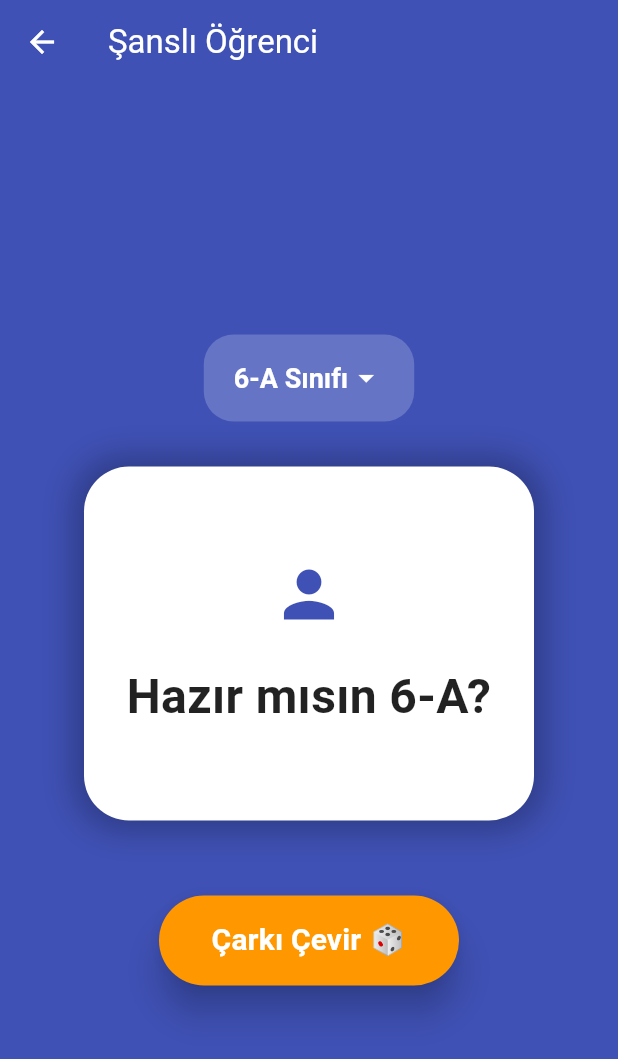
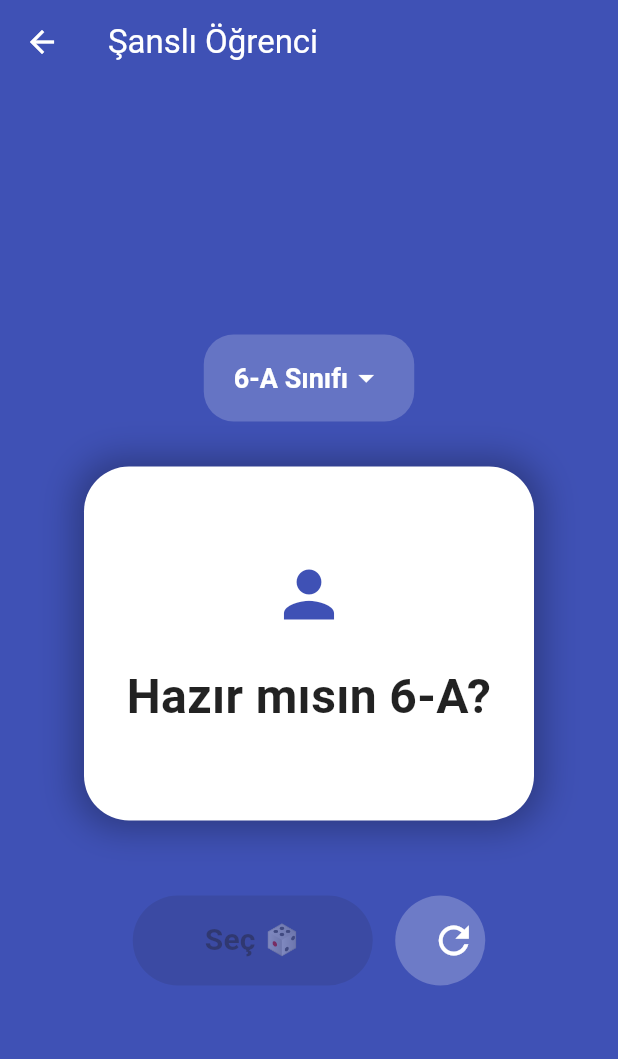
Before and after one commit to semreerol/Akilli-Tebesir, a Flutter app: the SansliOgrenciSayfasi screen opened directly with empty values, on a phone screen of 412 x 824 dp. Shown: the top 1059 px of the screen. Run offline on Flutter 3.47's test engine with Material 3 defaults, Android fonts, the phone set to English and light mode, and no system bars; our stand-ins replace cloud_firestore, firebase_auth, firebase_core, fl_chart, google_sign_in, hive and 1 more; accounts and stored records are empty.

Commit message:
Sanslı ogrenci updated.

```diff
--- a/lib/screens/home/sansli_ogrenci_sayfasi.dart
+++ b/lib/screens/home/sansli_ogrenci_sayfasi.dart
@@ -13,9 +13,15 @@ class SansliOgrenciSayfasi extends StatefulWidget {
 }
 
 class _SansliOgrenciSayfasiState extends State<SansliOgrenciSayfasi> {
+  // Veri Listeleri
   List<String> siniflar = [];
   String? secilenSinif;
 
+  // Kura Mantığı İçin Listeler
+  List<String> tumSinifListesi = []; // Sınıfın tamamı (Yedek)
+  List<String> kalanOgrenciler = []; // Henüz seçilmeyenler (Havuz)
+
+  // Ekran Durumu
   String ekrandakiIsim = "Sınıf Seçiniz";
   bool isSearching = false;
   Timer? _timer;
@@ -26,16 +32,34 @@ class _SansliOgrenciSayfasiState extends State<SansliOgrenciSayfasi> {
     _siniflariYukle();
   }
 
-  // Sınıfları veritabanından çek
   Future<void> _siniflariYukle() async {
     var gelenler = await widget.service.siniflariGetir();
     setState(() {
       siniflar = gelenler;
       if (siniflar.isNotEmpty) {
         secilenSinif = siniflar.first;
-        ekrandakiIsim = "Hazır mısın $secilenSinif?";
+        _ogrencileriHazirla(secilenSinif!);
       }
     });
+  }
+
+  // Sınıf değişince listeleri sıfırla ve doldur
+  void _ogrencileriHazirla(String sinif) async {
+    setState(() {
+      ekrandakiIsim = "Yükleniyor...";
+      tumSinifListesi = [];
+      kalanOgrenciler = [];
+    });
+
+    List<String> gelenListe = await widget.service.ogrencileriSinifaGoreGetir(sinif);
+
+    if (mounted) {
+      setState(() {
+        tumSinifListesi = List.from(gelenListe); // Ana kopyayı sakla
+        kalanOgrenciler = List.from(gelenListe); // Havuzu doldur
+        ekrandakiIsim = "Hazır mısın $sinif?";
+      });
+    }
   }
 
   @override
@@ -44,16 +68,24 @@ class _SansliOgrenciSayfasiState extends State<SansliOgrenciSayfasi> {
     super.dispose();
   }
 
+  void _listeyiSifirla() {
+    setState(() {
+      kalanOgrenciler = List.from(tumSinifListesi); // Havuzu tekrar fulle
+      ekrandakiIsim = "Liste Sıfırlandı! 🔄";
+    });
+
+    ScaffoldMessenger.of(context).showSnackBar(
+      const SnackBar(content: Text("Tüm sınıf tekrar listeye eklendi!"), duration: Duration(seconds: 1)),
+    );
+  }
+
   void _sansliKisiyiSec() async {
-    if (secilenSinif == null) return;
-
-    // Veritabanından öğrencileri çek (BEKLEME NOKTASI)
-    List<String> sinifListesi = await widget.service.ogrencileriSinifaGoreGetir(secilenSinif!);
-
-    if (sinifListesi.isEmpty) {
+    if (secilenSinif == null || kalanOgrenciler.isEmpty) {
+      if (kalanOgrenciler.isEmpty && tumSinifListesi.isNotEmpty) {
          ScaffoldMessenger.of(context).showSnackBar(
-        SnackBar(content: Text("$secilenSinif sınıfında hiç öğrenci yok!")),
+          const SnackBar(content: Text("Herkes seçildi! Listeyi sıfırlayın.")),
         );
+      }
       return;
     }
 
@@ -63,27 +95,40 @@ class _SansliOgrenciSayfasiState extends State<SansliOgrenciSayfasi> {
 
     int turSayisi = 0;
 
+    // Animasyon (Görsel efekt için tüm sınıftan rastgele isimler göster)
     _timer = Timer.periodic(const Duration(milliseconds: 100), (timer) {
       setState(() {
-        int randomIndex = Random().nextInt(sinifListesi.length);
-        String hamIsim = sinifListesi[randomIndex];
-        // İsmi temizle: "Ahmet (6-A)" -> "Ahmet"
+        // Efekt sırasında listedeki herhangi biri görünebilir (heyecan için)
+        int randomIndex = Random().nextInt(tumSinifListesi.length);
+        String hamIsim = tumSinifListesi[randomIndex];
         ekrandakiIsim = hamIsim.split("(")[0].trim();
       });
 
       turSayisi++;
 
-      if (turSayisi >= 30) {
+      // Animasyon bitince GERÇEK kazananı belirle
+      if (turSayisi >= 20) {
         timer.cancel();
+
+        // --- KRİTİK NOKTA: Kalanlar arasından seç ---
+        int winnerIndex = Random().nextInt(kalanOgrenciler.length);
+        String kazananHam = kalanOgrenciler[winnerIndex];
+        String kazananTemiz = kazananHam.split("(")[0].trim();
+
         setState(() {
+          ekrandakiIsim = kazananTemiz;
           isSearching = false;
+
+          // Seçilen kişiyi havuzdan çıkar (Bir daha seçilmesin)
+          kalanOgrenciler.removeAt(winnerIndex);
         });
-        _kazananiKutla();
+
+        _kazananiKutla(kazananTemiz);
       }
     });
   }
 
-  void _kazananiKutla() {
+  void _kazananiKutla(String isim) {
     showDialog(
       context: context,
       barrierDismissible: false,
@@ -97,11 +142,16 @@ class _SansliOgrenciSayfasiState extends State<SansliOgrenciSayfasi> {
               const Icon(Icons.emoji_events, size: 60, color: Colors.orange),
               const SizedBox(height: 10),
               Text(
-                ekrandakiIsim,
+                isim,
                 textAlign: TextAlign.center,
                 style: const TextStyle(fontSize: 32, fontWeight: FontWeight.bold, color: Colors.indigo),
               ),
-              Text("($secilenSinif)", style: const TextStyle(color: Colors.grey)),
+              const SizedBox(height: 10),
+              // Kalan öğrenci bilgisini göster
+              Text(
+                "Sırada bekleyen: ${kalanOgrenciler.length} kişi kaldı",
+                style: const TextStyle(color: Colors.grey, fontSize: 12),
+              ),
             ],
           ),
           actions: [
@@ -152,10 +202,10 @@ class _SansliOgrenciSayfasiState extends State<SansliOgrenciSayfasi> {
                     );
                   }).toList(),
                   onChanged: (String? newValue) {
-                    setState(() {
-                      secilenSinif = newValue;
-                      ekrandakiIsim = "Hazır mısın $newValue?";
-                    });
+                    if(newValue != null) {
+                       setState(() => secilenSinif = newValue);
+                       _ogrencileriHazirla(newValue);
+                    }
                   },
                 ),
               ),
@@ -164,8 +214,11 @@ class _SansliOgrenciSayfasiState extends State<SansliOgrenciSayfasi> {
             const SizedBox(height: 30),
 
             // İsim Kartı
+            Stack(
+              alignment: Alignment.center,
+              children: [
                 Container(
-              width: 300, // Sabit genişlik
+                  width: 300,
                   padding: const EdgeInsets.symmetric(horizontal: 20, vertical: 60),
                   decoration: BoxDecoration(
                     color: Colors.white,
@@ -191,13 +244,40 @@ class _SansliOgrenciSayfasiState extends State<SansliOgrenciSayfasi> {
                   ),
                 ),
 
+                // Kalan Kişi Sayısı Rozeti (Sağ üst köşe)
+                if(tumSinifListesi.isNotEmpty)
+                Positioned(
+                  top: 10,
+                  right: 10,
+                  child: Container(
+                    padding: const EdgeInsets.symmetric(horizontal: 10, vertical: 5),
+                    decoration: BoxDecoration(
+                      color: kalanOgrenciler.isEmpty ? Colors.red : Colors.green,
+                      borderRadius: BorderRadius.circular(15)
+                    ),
+                    child: Text(
+                      "${kalanOgrenciler.length} / ${tumSinifListesi.length}",
+                      style: const TextStyle(color: Colors.white, fontWeight: FontWeight.bold, fontSize: 12),
+                    ),
+                  ),
+                )
+              ],
+            ),
+
             const SizedBox(height: 50),
 
+            // BUTONLAR (YAN YANA)
+            Row(
+              mainAxisAlignment: MainAxisAlignment.center,
+              children: [
+                // Çevirme Butonu
                 SizedBox(
-              width: 200,
+                  width: 160,
                   height: 60,
                   child: ElevatedButton(
-                onPressed: (isSearching || secilenSinif == null) ? null : _sansliKisiyiSec,
+                    onPressed: (isSearching || secilenSinif == null || kalanOgrenciler.isEmpty)
+                      ? null
+                      : _sansliKisiyiSec,
                     style: ElevatedButton.styleFrom(
                       backgroundColor: Colors.orange,
                       foregroundColor: Colors.white,
@@ -205,9 +285,40 @@ class _SansliOgrenciSayfasiState extends State<SansliOgrenciSayfasi> {
                       elevation: 10,
                     ),
                     child: Text(
-                  isSearching ? "Seçiliyor..." : "Çarkı Çevir 🎲",
+                      isSearching ? "..." : "Seç 🎲",
                       style: const TextStyle(fontSize: 20, fontWeight: FontWeight.bold),
                     ),
+                  ),
+                ),
+
+                const SizedBox(width: 15),
+
+                // Sıfırlama Butonu (Küçük Yuvarlak)
+                SizedBox(
+                  width: 60,
+                  height: 60,
+                  child: ElevatedButton(
+                    onPressed: (isSearching || secilenSinif == null) ? null : _listeyiSifirla,
+                    style: ElevatedButton.styleFrom(
+                      backgroundColor: Colors.white24,
+                      foregroundColor: Colors.white,
+                      shape: const CircleBorder(),
+                      elevation: 0,
+                    ),
+                    child: const Icon(Icons.refresh, size: 30),
+                  ),
+                ),
+              ],
+            ),
+
+            // Eğer liste bittiyse kullanıcıya bilgi ver
+            if (kalanOgrenciler.isEmpty && tumSinifListesi.isNotEmpty)
+              const Padding(
+                padding: EdgeInsets.only(top: 20),
+                child: Text(
+                  "Tüm öğrenciler seçildi!\nListeyi sıfırlamak için 🔄 butonuna bas.",
+                  textAlign: TextAlign.center,
+                  style: TextStyle(color: Colors.white70),
                 ),
               ),
           ],
```
Lines whose indentation alone changed are shown as unchanged.
